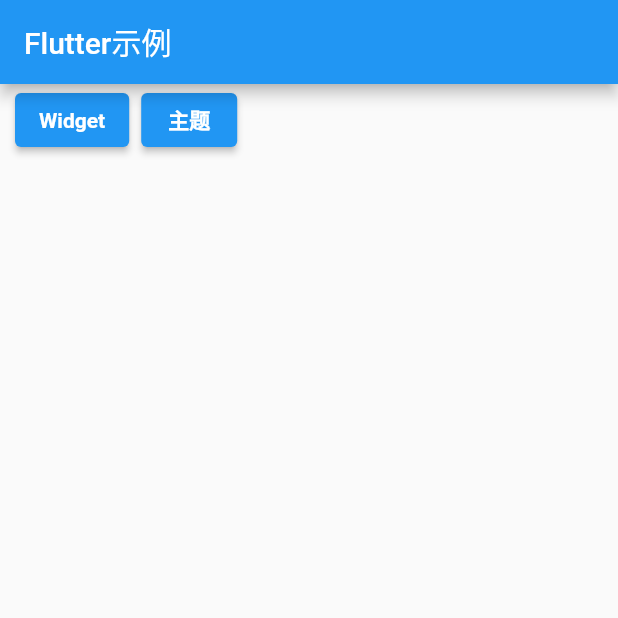
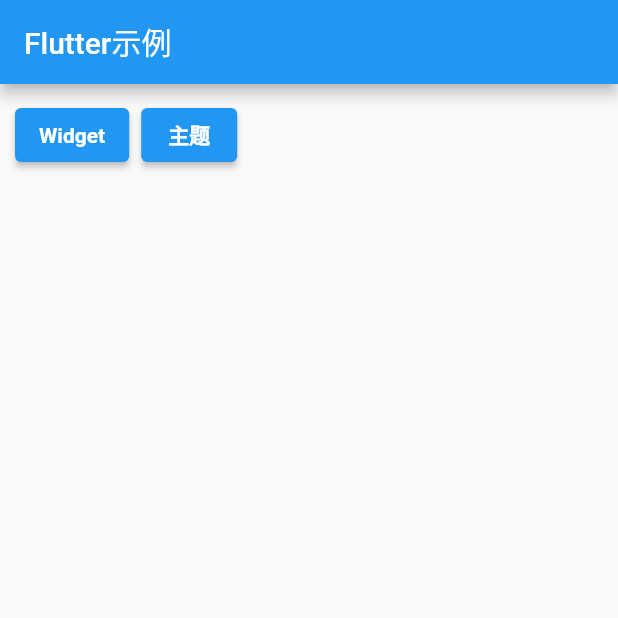
Before and after one commit to doomiracle/study_flutter, a Flutter app: the screen it shows after launch, on a phone screen of 412 x 824 dp, the top half of it. Run offline on Flutter 3.47's test engine with Material 2 defaults, Android fonts, the phone set to English and light mode, and no system bars; our stand-ins replace fluttertoast.

Commit message:
主界面按钮增加上下边距

```diff
--- a/lib/main.dart
+++ b/lib/main.dart
@@ -42,7 +42,7 @@
         title: Text("Flutter示例"),
       ),
       body: Container(
-        padding: EdgeInsets.symmetric(horizontal: 10.0),
+        padding: EdgeInsets.all(10.0),
         child:  Wrap(
           spacing: 8.0,
           children: <Widget>[
```
